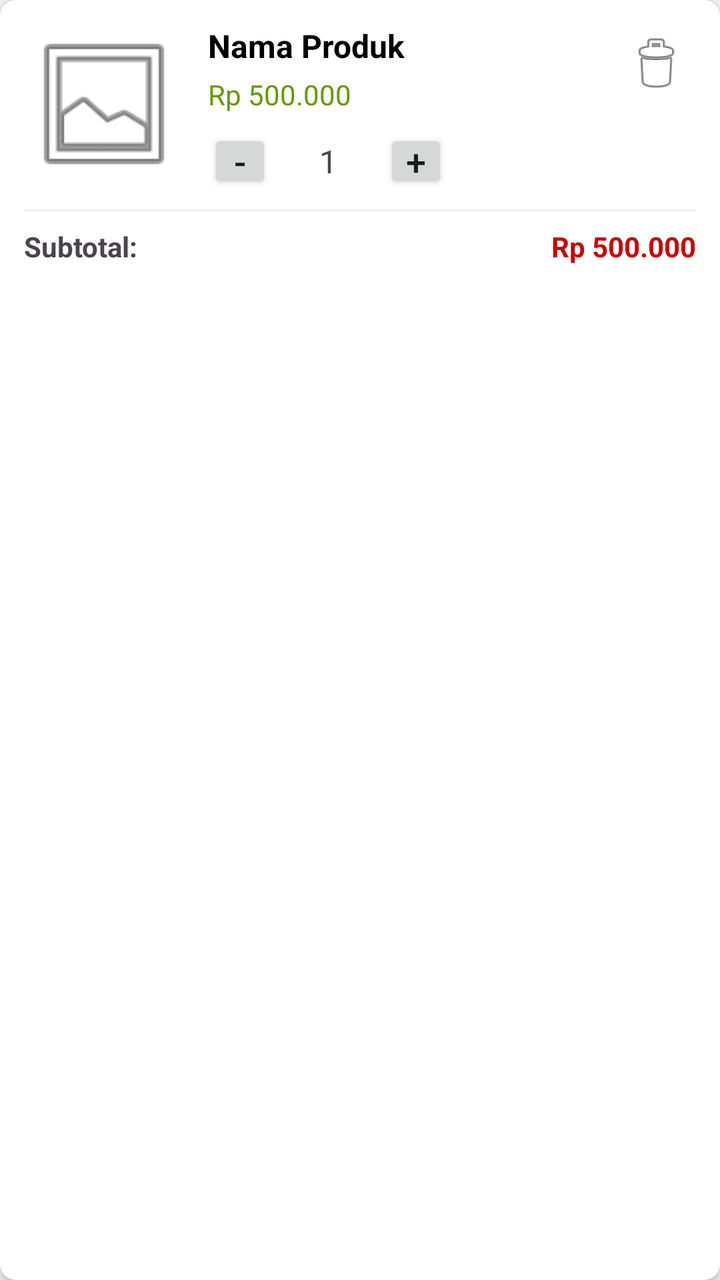
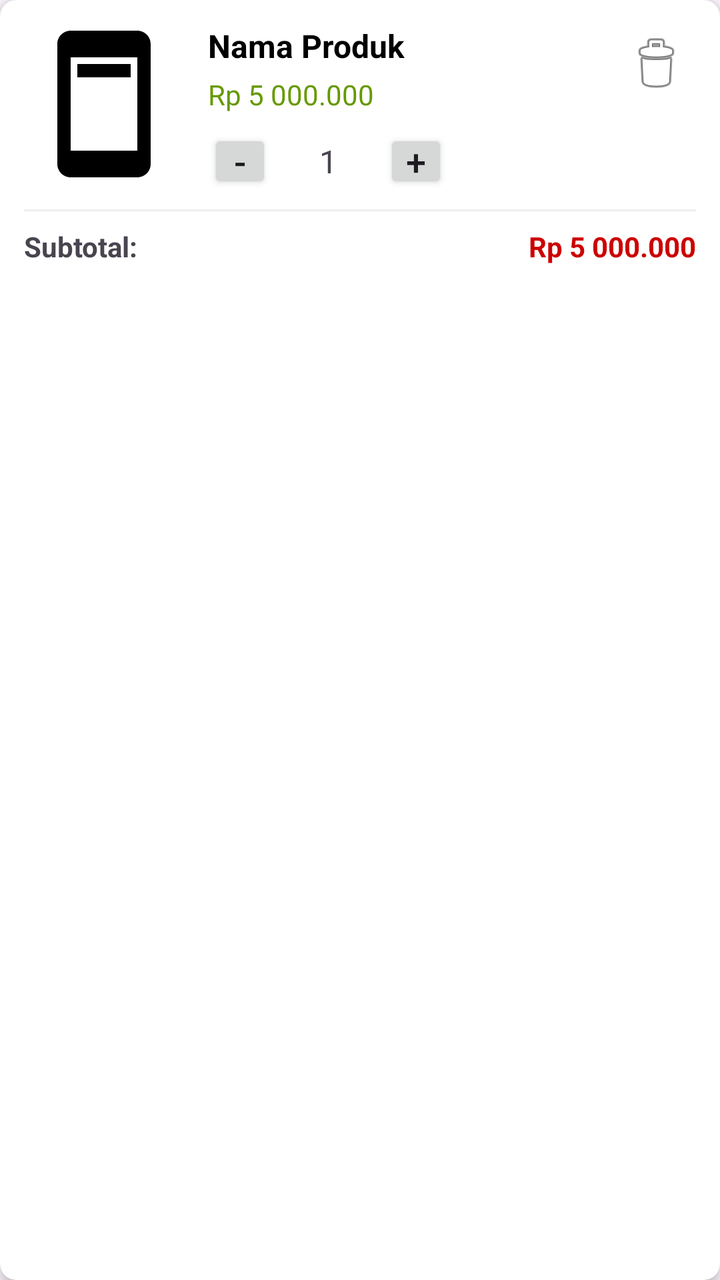

Two renders of the same Android screen: before a commit and after it. Below are the layout's source before the change and the commit's diff.
<!-- AndroidManifest.xml: application theme Theme.MyShop -->
<!-- res/layout/item_cart_placeholder.xml -->
<?xml version="1.0" encoding="utf-8"?>
<androidx.cardview.widget.CardView xmlns:android="http://schemas.android.com/apk/res/android"
    xmlns:app="http://schemas.android.com/apk/res-auto"
    android:layout_width="match_parent"
    android:layout_height="wrap_content"
    android:layout_margin="8dp"
    app:cardCornerRadius="8dp"
    app:cardElevation="4dp">

    <LinearLayout
        android:layout_width="match_parent"
        android:layout_height="wrap_content"
        android:orientation="vertical"
        android:padding="12dp">

        <LinearLayout
            android:layout_width="match_parent"
            android:layout_height="wrap_content"
            android:orientation="horizontal">

            
            <ImageView
                android:id="@+id/imgProduct"
                android:layout_width="80dp"
                android:layout_height="80dp"
                android:scaleType="centerCrop"
                android:src="@android:drawable/ic_menu_gallery"
                android:contentDescription="Product Image" />

            <LinearLayout
                android:layout_width="0dp"
                android:layout_height="wrap_content"
                android:layout_weight="1"
                android:layout_marginStart="12dp"
                android:orientation="vertical">

                <TextView
                    android:id="@+id/txtProductName"
                    android:layout_width="wrap_content"
                    android:layout_height="wrap_content"
                    android:text="Nama Produk"
                    android:textSize="16sp"
                    android:textStyle="bold"
                    android:textColor="@android:color/black" />

                <TextView
                    android:id="@+id/txtProductPrice"
                    android:layout_width="wrap_content"
                    android:layout_height="wrap_content"
                    android:text="Rp 500.000"
                    android:textSize="14sp"
                    android:layout_marginTop="4dp"
                    android:textColor="@android:color/holo_green_dark" />

                <LinearLayout
                    android:layout_width="wrap_content"
                    android:layout_height="wrap_content"
                    android:orientation="horizontal"
                    android:layout_marginTop="8dp"
                    android:gravity="center_vertical">

                    <Button
                        android:id="@+id/btnDecrease"
                        android:layout_width="32dp"
                        android:layout_height="32dp"
                        android:text="-"
                        android:textSize="18sp"
                        android:padding="0dp"
                        android:insetTop="0dp"
                        android:insetBottom="0dp" />

                    <TextView
                        android:id="@+id/txtQuantity"
                        android:layout_width="40dp"
                        android:layout_height="wrap_content"
                        android:text="1"
                        android:textSize="16sp"
                        android:gravity="center"
                        android:layout_marginStart="8dp"
                        android:layout_marginEnd="8dp" />

                    <Button
                        android:id="@+id/btnIncrease"
                        android:layout_width="32dp"
                        android:layout_height="32dp"
                        android:text="+"
                        android:textSize="18sp"
                        android:padding="0dp"
                        android:insetTop="0dp"
                        android:insetBottom="0dp" />

                </LinearLayout>

            </LinearLayout>

            <ImageButton
                android:id="@+id/btnDelete"
                android:layout_width="40dp"
                android:layout_height="40dp"
                android:src="@android:drawable/ic_menu_delete"
                android:background="?attr/selectableItemBackgroundBorderless"
                android:contentDescription="Hapus Item" />

        </LinearLayout>

        <View
            android:layout_width="match_parent"
            android:layout_height="1dp"
            android:background="#EEEEEE"
            android:layout_marginTop="8dp"
            android:layout_marginBottom="8dp" />

        <LinearLayout
            android:layout_width="match_parent"
            android:layout_height="wrap_content"
            android:orientation="horizontal">

            <TextView
                android:layout_width="0dp"
                android:layout_height="wrap_content"
                android:layout_weight="1"
                android:text="Subtotal:"
                android:textSize="14sp"
                android:textStyle="bold" />

            <TextView
                android:id="@+id/txtTotalPrice"
                android:layout_width="wrap_content"
                android:layout_height="wrap_content"
                android:text="Rp 500.000"
                android:textSize="14sp"
                android:textStyle="bold"
                android:textColor="@android:color/holo_red_dark" />

        </LinearLayout>

    </LinearLayout>

</androidx.cardview.widget.CardView>
<!-- resources referenced by this layout -->
<resources>
  <style name="Theme.MyShop" parent="Base.Theme.MyShop" />
  <style name="Base.Theme.MyShop" parent="Theme.Material3.DayNight.NoActionBar">
          
          
      </style>
</resources>

<!-- the commit's change to res/layout/item_cart_placeholder.xml (unified diff, before → after) -->
@@ -24,7 +24,7 @@
                 android:layout_width="80dp"
                 android:layout_height="80dp"
                 android:scaleType="centerCrop"
-                android:src="@android:drawable/ic_menu_gallery"
+                android:src="@drawable/baseline_ad_units_24"
                 android:contentDescription="Product Image" />
 
             <LinearLayout
@@ -47,7 +47,7 @@
                     android:id="@+id/txtProductPrice"
                     android:layout_width="wrap_content"
                     android:layout_height="wrap_content"
-                    android:text="Rp 500.000"
+                    android:text="Rp 5 000.000"
                     android:textSize="14sp"
                     android:layout_marginTop="4dp"
                     android:textColor="@android:color/holo_green_dark" />
@@ -127,7 +127,7 @@
                 android:id="@+id/txtTotalPrice"
                 android:layout_width="wrap_content"
                 android:layout_height="wrap_content"
-                android:text="Rp 500.000"
+                android:text="Rp 5 000.000"
                 android:textSize="14sp"
                 android:textStyle="bold"
                 android:textColor="@android:color/holo_red_dark" />
<!-- resource entries referenced after the edit -->
@@ -1,5 +1,11 @@
 <!-- resources referenced by this layout -->
 <resources>
+  <!-- drawable baseline_ad_units_24 (drawable) -->
+  <vector xmlns:android="http://schemas.android.com/apk/res/android" android:height="24dp" android:tint="#000000" android:viewportHeight="24" android:viewportWidth="24" android:width="24dp">
+        
+      <path android:fillColor="@android:color/white" android:pathData="M17,1L7,1c-1.1,0 -2,0.9 -2,2v18c0,1.1 0.9,2 2,2h10c1.1,0 2,-0.9 2,-2L19,3c0,-1.1 -0.9,-2 -2,-2zM17,19L7,19L7,5h10v14zM8,6h8v2L8,8z"/>
+      
+  </vector>
   <style name="Theme.MyShop" parent="Base.Theme.MyShop" />
   <style name="Base.Theme.MyShop" parent="Theme.Material3.DayNight.NoActionBar">
           
